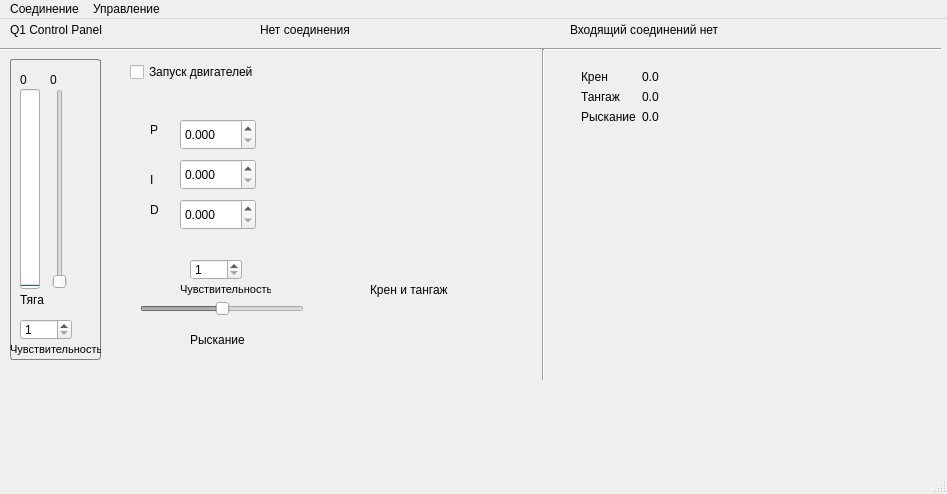
Before: the Qt Designer form mainwindow.ui in alkiz/Q1_Control_Panel, drawn with Qt 5.
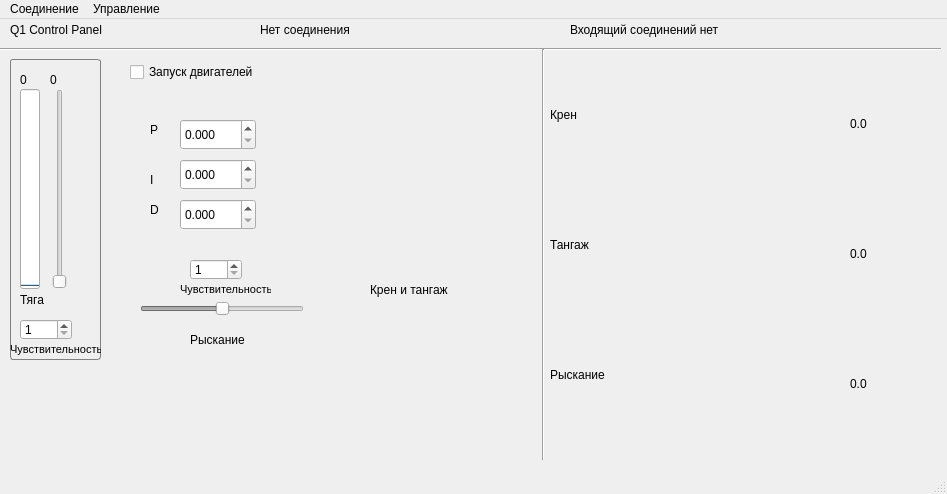
After: the same form once the commit is applied. Icons and pictures are not drawn. Custom widgets are drawn as their Qt base class.

The edit to the form file:
```diff
--- a/mainwindow.ui
+++ b/mainwindow.ui
@@ -625,73 +625,13 @@
      </property>
     </widget>
    </widget>
-   <widget class="QWidget" name="formLayoutWidget">
-    <property name="geometry">
-     <rect>
-      <x>570</x>
-      <y>40</y>
-      <width>271</width>
-      <height>321</height>
-     </rect>
-    </property>
-    <layout class="QFormLayout" name="formLayout">
-     <property name="labelAlignment">
-      <set>Qt::AlignLeading|Qt::AlignLeft|Qt::AlignVCenter</set>
-     </property>
-     <property name="formAlignment">
-      <set>Qt::AlignHCenter|Qt::AlignTop</set>
-     </property>
-     <item row="0" column="0">
-      <widget class="QLabel" name="label_9">
-       <property name="text">
-        <string>Крен</string>
-       </property>
-      </widget>
-     </item>
-     <item row="1" column="0">
-      <widget class="QLabel" name="label_10">
-       <property name="text">
-        <string>Тангаж</string>
-       </property>
-      </widget>
-     </item>
-     <item row="2" column="0">
-      <widget class="QLabel" name="label_11">
-       <property name="text">
-        <string>Рыскание</string>
-       </property>
-      </widget>
-     </item>
-     <item row="0" column="1">
-      <widget class="QLabel" name="roll_info_label">
-       <property name="text">
-        <string>0.0</string>
-       </property>
-      </widget>
-     </item>
-     <item row="1" column="1">
-      <widget class="QLabel" name="pitch_info_label">
-       <property name="text">
-        <string>0.0</string>
-       </property>
-      </widget>
-     </item>
-     <item row="2" column="1">
-      <widget class="QLabel" name="yaw_info_label">
-       <property name="text">
-        <string>0.0</string>
-       </property>
-      </widget>
-     </item>
-    </layout>
-   </widget>
    <widget class="Line" name="line_2">
     <property name="geometry">
      <rect>
       <x>533</x>
       <y>30</y>
       <width>20</width>
-      <height>331</height>
+      <height>411</height>
      </rect>
     </property>
     <property name="orientation">
@@ -711,6 +651,154 @@
      <string>Входящий соединений нет</string>
     </property>
    </widget>
+   <widget class="QGroupBox" name="groupBox">
+    <property name="geometry">
+     <rect>
+      <x>550</x>
+      <y>40</y>
+      <width>371</width>
+      <height>390</height>
+     </rect>
+    </property>
+    <property name="title">
+     <string/>
+    </property>
+    <property name="flat">
+     <bool>false</bool>
+    </property>
+    <widget class="QCustomPlot" name="pitch_plot" native="true">
+     <property name="geometry">
+      <rect>
+       <x>70</x>
+       <y>130</y>
+       <width>231</width>
+       <height>130</height>
+      </rect>
+     </property>
+    </widget>
+    <widget class="QLabel" name="label_11">
+     <property name="geometry">
+      <rect>
+       <x>0</x>
+       <y>300</y>
+       <width>71</width>
+       <height>31</height>
+      </rect>
+     </property>
+     <property name="text">
+      <string>Рыскание</string>
+     </property>
+    </widget>
+    <widget class="QLabel" name="yaw_info_label">
+     <property name="geometry">
+      <rect>
+       <x>300</x>
+       <y>310</y>
+       <width>70</width>
+       <height>30</height>
+      </rect>
+     </property>
+     <property name="text">
+      <string>0.0</string>
+     </property>
+    </widget>
+    <widget class="QLabel" name="label_10">
+     <property name="geometry">
+      <rect>
+       <x>0</x>
+       <y>140</y>
+       <width>51</width>
+       <height>91</height>
+      </rect>
+     </property>
+     <property name="text">
+      <string>Тангаж</string>
+     </property>
+    </widget>
+    <widget class="QCustomPlot" name="roll_plot" native="true">
+     <property name="geometry">
+      <rect>
+       <x>70</x>
+       <y>0</y>
+       <width>231</width>
+       <height>130</height>
+      </rect>
+     </property>
+    </widget>
+    <widget class="QLabel" name="pitch_info_label">
+     <property name="geometry">
+      <rect>
+       <x>300</x>
+       <y>180</y>
+       <width>70</width>
+       <height>30</height>
+      </rect>
+     </property>
+     <property name="text">
+      <string>0.0</string>
+     </property>
+    </widget>
+    <widget class="QCustomPlot" name="yaw_plot" native="true">
+     <property name="geometry">
+      <rect>
+       <x>70</x>
+       <y>260</y>
+       <width>231</width>
+       <height>130</height>
+      </rect>
+     </property>
+    </widget>
+    <widget class="QLabel" name="label_9">
+     <property name="geometry">
+      <rect>
+       <x>0</x>
+       <y>40</y>
+       <width>41</width>
+       <height>31</height>
+      </rect>
+     </property>
+     <property name="text">
+      <string>Крен</string>
+     </property>
+    </widget>
+    <widget class="QLabel" name="roll_info_label">
+     <property name="geometry">
+      <rect>
+       <x>300</x>
+       <y>50</y>
+       <width>70</width>
+       <height>30</height>
+      </rect>
+     </property>
+     <property name="sizePolicy">
+      <sizepolicy hsizetype="Minimum" vsizetype="Preferred">
+       <horstretch>0</horstretch>
+       <verstretch>0</verstretch>
+      </sizepolicy>
+     </property>
+     <property name="minimumSize">
+      <size>
+       <width>10</width>
+       <height>0</height>
+      </size>
+     </property>
+     <property name="sizeIncrement">
+      <size>
+       <width>1</width>
+       <height>0</height>
+      </size>
+     </property>
+     <property name="baseSize">
+      <size>
+       <width>10</width>
+       <height>0</height>
+      </size>
+     </property>
+     <property name="text">
+      <string>0.0</string>
+     </property>
+    </widget>
+   </widget>
   </widget>
   <widget class="QMenuBar" name="menuBar">
    <property name="geometry">
@@ -762,6 +850,14 @@
   </action>
  </widget>
  <layoutdefault spacing="6" margin="11"/>
+ <customwidgets>
+  <customwidget>
+   <class>QCustomPlot</class>
+   <extends>QWidget</extends>
+   <header>qcustomplot.h</header>
+   <container>1</container>
+  </customwidget>
+ </customwidgets>
  <resources>
   <include location="resources.qrc"/>
  </resources>
```
